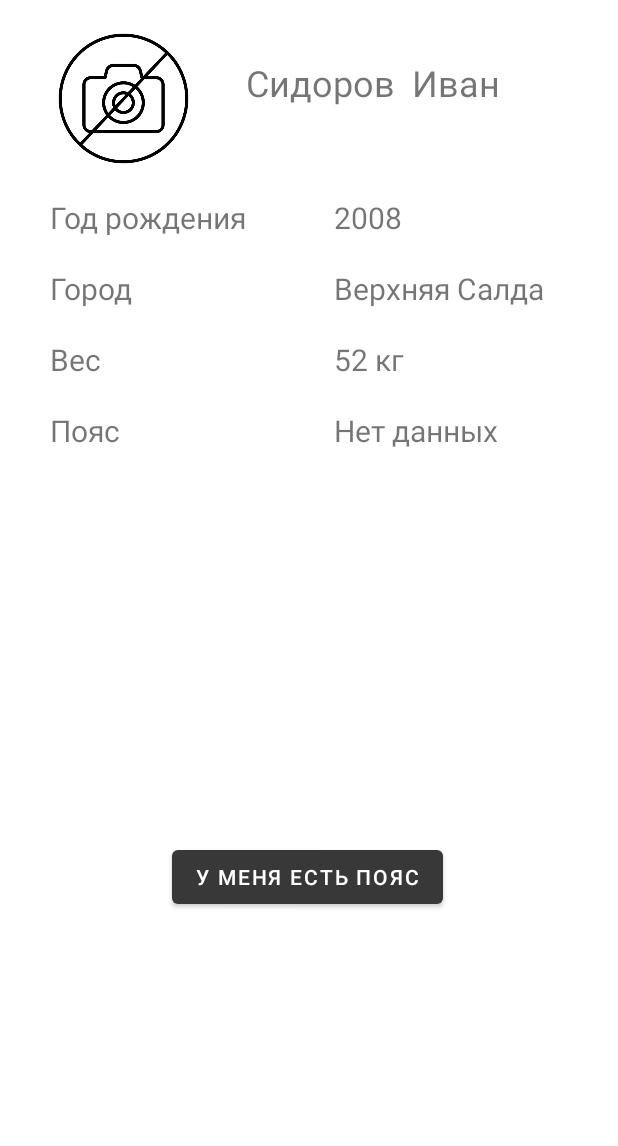
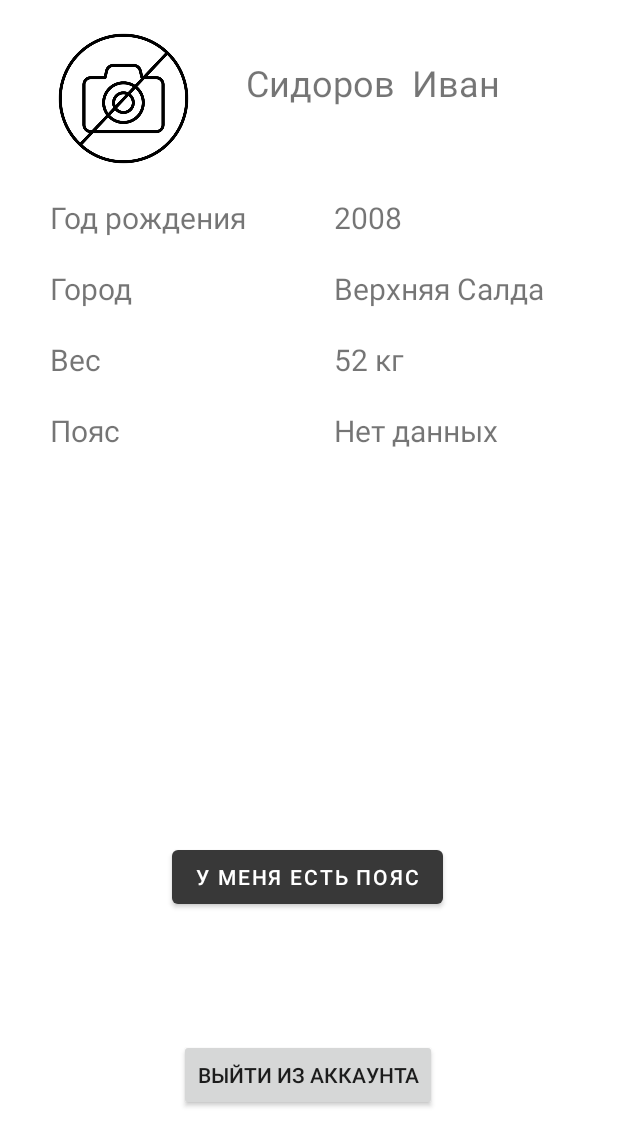
Before and after one commit to CIS-software/CIS_Android_App, an Android app: the ProfileFragment screen opened through its navigation route, on a phone screen of 412 x 824 dp. Shown: the top 1146 px of the screen. Run offline under Robolectric (Android 15) with nearby library versions, the phone set to English and light mode, and no system bars; our stand-ins replace navigation-ui; network calls fail; 1 statement that could not run was skipped.

```diff
--- a/app/src/main/java/first/android/cis/MainActivity.kt
+++ b/app/src/main/java/first/android/cis/MainActivity.kt
@@ -1,30 +1,52 @@
 package first.android.cis
 
+import android.content.Context
 import android.os.Bundle
 import android.view.View
+import android.widget.Toast
 import androidx.appcompat.app.AppCompatActivity
 import androidx.appcompat.app.AppCompatDelegate
+import androidx.navigation.NavController
+import androidx.navigation.NavGraph
 import androidx.navigation.findNavController
 import androidx.navigation.ui.AppBarConfiguration
 import androidx.navigation.ui.setupActionBarWithNavController
 import androidx.navigation.ui.setupWithNavController
 import com.google.android.material.bottomnavigation.BottomNavigationView
+import kotlinx.android.synthetic.main.activity_main.*
 
 class MainActivity : AppCompatActivity() {
     override fun onCreate(savedInstanceState: Bundle?) {
+        super.onCreate(savedInstanceState)
         AppCompatDelegate.setDefaultNightMode(AppCompatDelegate.MODE_NIGHT_NO)
-        super.onCreate(savedInstanceState)
         setContentView(R.layout.activity_main)
         val navView: BottomNavigationView = findViewById(R.id.navView)
         val navController = findNavController(R.id.nav_host_fragment)
-        // Passing each menu ID as a set of Ids because each
-        // menu should be considered as top level destinations.
+        val graphInflater = navController.navInflater
+        val navGraph = graphInflater.inflate(R.navigation.mobile_navigation)
         val appBarConfiguration = AppBarConfiguration(setOf(
                 R.id.navigation_news,
             R.id.navigation_calendar,
             R.id.navigation_profile))
         setupActionBarWithNavController(navController, appBarConfiguration)
         navView.setupWithNavController(navController)
-        navView.visibility = View.GONE
+        setStartDestination()
+    }
+
+    fun setStartDestination() {
+        val navController = findNavController(R.id.nav_host_fragment)
+        val graphInflater = navController.navInflater
+        val navGraph = graphInflater.inflate(R.navigation.mobile_navigation)
+        val sharedPreference =  this.getSharedPreferences("SHARED_PREF", Context.MODE_PRIVATE)
+        val accessToken: String? = sharedPreference.getString("access_token","no_token")
+        if ((accessToken == "no_token") or (accessToken == "")){
+            navGraph.startDestination = R.id.regAuthFragment
+            navController.graph = navGraph
+            navView.visibility = View.GONE
+        } else {
+            navGraph.startDestination = R.id.navigation_news
+            navController.graph = navGraph
+            navView.visibility = View.VISIBLE
+        }
     }
 }
--- a/app/src/main/java/first/android/cis/network/UsersApi.kt
+++ b/app/src/main/java/first/android/cis/network/UsersApi.kt
@@ -3,13 +3,15 @@ package first.android.cis.network
 import first.android.cis.models.users.AuthData
 import first.android.cis.models.users.UserInfo
 import first.android.cis.models.users.UserToken
+import okhttp3.ResponseBody
 import retrofit2.Call
+import retrofit2.Response
 import retrofit2.http.Body
 import retrofit2.http.POST
 
 interface UsersApi {
     @POST("/create-user")
-    suspend fun createUserInfo(@Body userInfo: UserInfo)
+    fun createUserInfo(@Body userInfo: UserInfo): Call<ResponseBody>
 
     @POST("/login")
     fun signIn(@Body authData: AuthData): Call<UserToken>
--- a/app/src/main/java/first/android/cis/ui/news/addNewsFragment/AddNewsFragment.kt
+++ b/app/src/main/java/first/android/cis/ui/news/addNewsFragment/AddNewsFragment.kt
@@ -41,8 +41,6 @@ class AddNewsFragment : Fragment() {
             val discript = inputDiscriptEditT.text.toString()
             addNews(heading,discript, inputHeadingEditT, inputDiscriptEditT)
         }
-        val navView: BottomNavigationView = requireActivity().findViewById(R.id.navView)
-        navView.visibility = View.GONE
         return binding.root
     }
 
--- a/app/src/main/java/first/android/cis/ui/news/openedNewsFragment/OpenedNewsFragment.kt
+++ b/app/src/main/java/first/android/cis/ui/news/openedNewsFragment/OpenedNewsFragment.kt
@@ -51,8 +51,6 @@ class OpenedNewsFragment: Fragment() {
         mViewModel.openedTimeDate.observe(activity as LifecycleOwner){
             oppenedTimeDate.text = it
         }
-        val navView: BottomNavigationView = requireActivity().findViewById(R.id.navView)
-        navView.visibility = View.GONE
         return binding.root
     }
 
--- a/app/src/main/java/first/android/cis/ui/profile/ProfileFragment.kt
+++ b/app/src/main/java/first/android/cis/ui/profile/ProfileFragment.kt
@@ -1,32 +1,49 @@
 package first.android.cis.ui.profile
 
+import android.content.Context
 import androidx.lifecycle.ViewModelProvider
 import android.os.Bundle
 import androidx.fragment.app.Fragment
 import android.view.LayoutInflater
 import android.view.View
 import android.view.ViewGroup
+import android.widget.Button
+import android.widget.Toast
+import androidx.navigation.findNavController
+import first.android.cis.MainActivity
 import first.android.cis.R
+import first.android.cis.databinding.FragmentProfileBinding
+import kotlinx.android.synthetic.main.fragment_profile.*
 
 class ProfileFragment : Fragment() {
 
-    companion object {
-        fun newInstance() = ProfileFragment()
-    }
-
     private lateinit var viewModel: ProfileViewModel
+    private var _binding: FragmentProfileBinding? = null
+    private val binding get() = _binding!!
+    lateinit var exitButton: Button
 
     override fun onCreateView(
         inflater: LayoutInflater, container: ViewGroup?,
         savedInstanceState: Bundle?
-    ): View? {
-        return inflater.inflate(R.layout.fragment_profile, container, false)
+    ): View {
+        _binding = FragmentProfileBinding.inflate(inflater, container, false)
+        binding.let{
+            exitButton = it.exitButton
+        }
+        return binding.root
     }
 
     override fun onActivityCreated(savedInstanceState: Bundle?) {
         super.onActivityCreated(savedInstanceState)
         viewModel = ViewModelProvider(this).get(ProfileViewModel::class.java)
-        // TODO: Use the ViewModel
+        exitButton.setOnClickListener{
+            val mainActivity: MainActivity = activity as MainActivity
+            val sharedPreference =  requireActivity().getSharedPreferences("SHARED_PREF", Context.MODE_PRIVATE)
+            val editor = sharedPreference.edit()
+            editor.clear()
+            editor.apply()
+            exitButton.findNavController().navigate(ProfileFragmentDirections.actionNavigationProfileToRegAuthFragment())
+            mainActivity.setStartDestination()
+        }
     }
-
 }
--- a/app/src/main/java/first/android/cis/ui/signUpIn/SignInUpFragment.kt
+++ b/app/src/main/java/first/android/cis/ui/signUpIn/SignInUpFragment.kt
@@ -9,15 +9,18 @@ import android.widget.Button
 import androidx.appcompat.app.AppCompatActivity
 import androidx.fragment.app.Fragment
 import androidx.navigation.findNavController
+import com.google.android.material.bottomnavigation.BottomNavigationView
 import first.android.cis.R
 import first.android.cis.databinding.FragmentSignInUpBinding
 import first.android.cis.databinding.FragmentSignUpBinding
+import kotlinx.android.synthetic.main.activity_main.*
 
 class SignInUpFragment : Fragment() {
     private var _binding: FragmentSignInUpBinding? = null
     private val binding get() = _binding!!
     private lateinit var signInButton: Button
     private lateinit var signUpButton: Button
+    private lateinit var navigationView: BottomNavigationView
 
     @SuppressLint("RestrictedApi")
     override fun onCreateView(
--- a/app/src/main/java/first/android/cis/ui/signUpIn/SignUpFragment.kt
+++ b/app/src/main/java/first/android/cis/ui/signUpIn/SignUpFragment.kt
@@ -8,6 +8,7 @@ import android.view.ViewGroup
 import android.widget.Button
 import android.widget.EditText
 import android.widget.TextView
+import android.widget.Toast
 import androidx.navigation.findNavController
 import first.android.cis.databinding.FragmentSignUpBinding
 
--- a/app/src/main/res/layout/fragment_profile.xml
+++ b/app/src/main/res/layout/fragment_profile.xml
@@ -138,6 +138,7 @@
         app:layout_constraintTop_toBottomOf="@+id/textView3" />
 
     <Button
+        android:id="@+id/button"
         android:layout_width="wrap_content"
         android:layout_height="wrap_content"
         android:layout_marginTop="260dp"
@@ -147,5 +148,15 @@
         app:layout_constraintStart_toStartOf="parent"
         app:layout_constraintTop_toBottomOf="@+id/textView4" />
 
+    <androidx.appcompat.widget.AppCompatButton
+        android:id="@+id/exitButton"
+        android:layout_width="wrap_content"
+        android:layout_height="wrap_content"
+        android:text="Выйти из аккаунта"
+        app:layout_constraintBottom_toBottomOf="parent"
+        app:layout_constraintEnd_toEndOf="@+id/button"
+        app:layout_constraintStart_toStartOf="@+id/button"
+        app:layout_constraintTop_toBottomOf="@+id/button"/>
+
 
 </androidx.constraintlayout.widget.ConstraintLayout>
--- a/app/src/main/res/layout/fragment_sign_in_up.xml
+++ b/app/src/main/res/layout/fragment_sign_in_up.xml
@@ -24,16 +24,16 @@
         android:id="@+id/karateTextView"
         android:layout_width="152dp"
         android:layout_height="wrap_content"
-        android:layout_marginBottom="240dp"
+        android:layout_marginTop="204dp"
         android:text="@string/karate_salda"
         android:textAllCaps="true"
         android:textColor="@color/white"
         android:textSize="36sp"
         android:textStyle="bold"
-        app:layout_constraintBottom_toTopOf="@+id/view"
         app:layout_constraintEnd_toEndOf="parent"
         app:layout_constraintHorizontal_bias="0.0"
-        app:layout_constraintStart_toEndOf="@+id/imageView" />
+        app:layout_constraintStart_toEndOf="@+id/imageView"
+        app:layout_constraintTop_toTopOf="parent" />
 
     <View
         android:id="@+id/view"
--- a/app/src/main/res/layout/fragment_sign_up_step2.xml
+++ b/app/src/main/res/layout/fragment_sign_up_step2.xml
@@ -56,10 +56,10 @@
     <EditText
         android:id="@+id/nameEditTextSignUp"
         style="@style/edit_text_sign_style"
+        android:inputType="textAutoCorrect|textCapSentences"
         android:layout_marginTop="8dp"
         android:background="@drawable/sign_edit_text_style"
         app:layout_constraintEnd_toEndOf="parent"
-        app:layout_constraintHorizontal_bias="0.508"
         app:layout_constraintStart_toStartOf="parent"
         app:layout_constraintTop_toBottomOf="@+id/userNameTextView" />
 
@@ -73,6 +73,7 @@
 
     <EditText
         android:id="@+id/surnameEditSignUp"
+        android:inputType="textAutoCorrect|textCapSentences"
         style="@style/edit_text_sign_style"
         android:layout_marginTop="8dp"
         android:background="@drawable/sign_edit_text_style"
--- a/app/src/main/res/navigation/mobile_navigation.xml
+++ b/app/src/main/res/navigation/mobile_navigation.xml
@@ -29,7 +29,11 @@
         android:id="@+id/navigation_profile"
         android:name="first.android.cis.ui.profile.ProfileFragment"
         android:label="Профиль"
-        tools:layout="@layout/fragment_profile" />
+        tools:layout="@layout/fragment_profile" >
+        <action
+            android:id="@+id/action_navigation_profile_to_regAuthFragment"
+            app:destination="@id/regAuthFragment" />
+    </fragment>
 
     <fragment
         android:id="@+id/openedNews"
@@ -96,5 +100,8 @@
         <argument
             android:name="Password"
             app:argType="string"/>
+        <action
+            android:id="@+id/action_signUpStep2Fragment_to_navigation_news"
+            app:destination="@id/navigation_news" />
     </fragment>
 </navigation>
```
Also changed, not shown: app/src/main/java/first/android/cis/ui/news/mainNewsFragment/NewsFragment.kt (+6 -4 lines), app/src/main/java/first/android/cis/ui/signUpIn/SignInFragment.kt (+4 -29 lines), app/src/main/java/first/android/cis/ui/signUpIn/SignInService.kt (added, +45 -0 lines), app/src/main/java/first/android/cis/ui/signUpIn/SignUpService.kt (added, +40 -0 lines), app/src/main/java/first/android/cis/ui/signUpIn/SignUpStep2Fragment.kt (+6 -2 lines).
